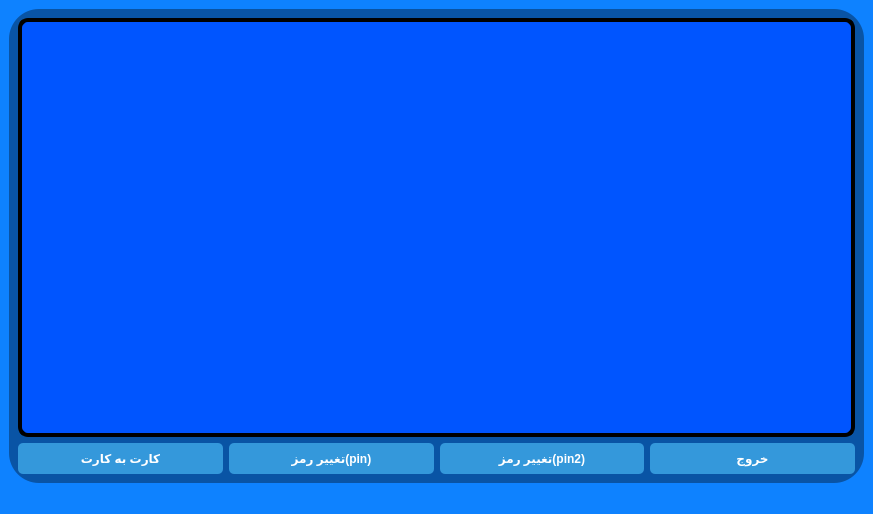
First picture: the form in bankingSystem/CustomerDashboard.ui, repository mehdi0-0s/Banking, before the edit.
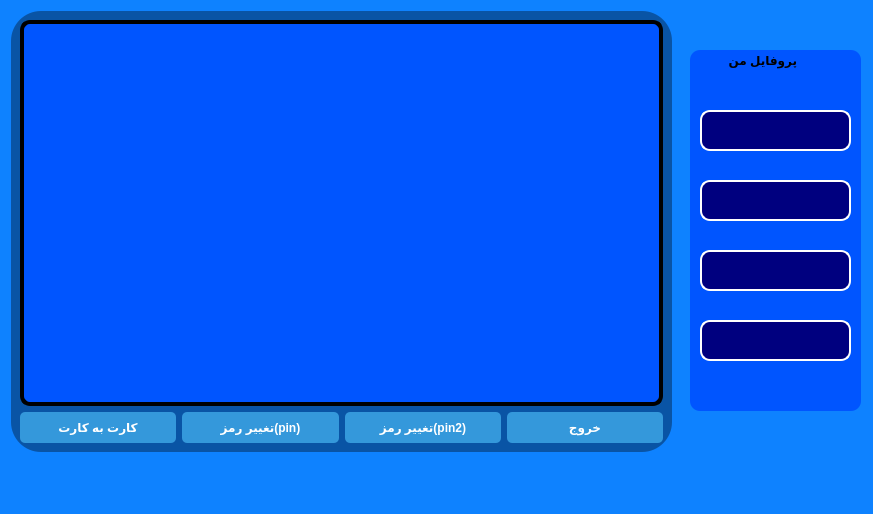
Second picture: the form after the edit.

Commit message: style: Improve UI design and layout and messages

Patch:
```diff
--- a/bankingSystem/CustomerDashboard.ui
+++ b/bankingSystem/CustomerDashboard.ui
@@ -17,9 +17,15 @@
    <string notr="true">background-color: rgb(14, 130, 255);</string>
   </property>
   <widget class="QWidget" name="centralwidget">
-   <layout class="QGridLayout" name="gridLayout_2">
-    <item row="0" column="0">
      <widget class="QFrame" name="frame">
+    <property name="geometry">
+     <rect>
+      <x>11</x>
+      <y>11</y>
+      <width>661</width>
+      <height>441</height>
+     </rect>
+    </property>
       <property name="styleSheet">
        <string notr="true">background-color:rgba(0,0,0,90);
 border-radius:30px;
@@ -32,53 +38,14 @@
        <enum>QFrame::Shadow::Raised</enum>
       </property>
       <layout class="QGridLayout" name="gridLayout">
-       <item row="1" column="0">
-        <widget class="QPushButton" name="transfer_pushButton">
-         <property name="font">
-          <font>
-           <bold>true</bold>
-          </font>
-         </property>
+     <item row="0" column="0" colspan="4">
+      <widget class="QListWidget" name="accounts_listWidget">
          <property name="styleSheet">
-          <string notr="true">QPushButton {
-    background-color: #3498db;
-    color: white;
-    border: none;
-    padding: 8px 16px;
-    border-radius: 5px;
-}
-
-QPushButton:hover {
-    background-color: #2980b9;
-}</string>
-         </property>
-         <property name="text">
-          <string>کارت به کارت</string>
-         </property>
-        </widget>
-       </item>
-       <item row="1" column="1">
-        <widget class="QPushButton" name="changePin_pushButton">
-         <property name="font">
-          <font>
-           <bold>true</bold>
-          </font>
-         </property>
-         <property name="styleSheet">
-          <string notr="true">QPushButton {
-    background-color: #3498db;
-    color: white;
-    border: none;
-    padding: 8px 16px;
-    border-radius: 5px;
-}
-
-QPushButton:hover {
-    background-color: #2980b9;
-}</string>
-         </property>
-         <property name="text">
-          <string>تغییر رمز(pin)</string>
+        <string notr="true">background-color: rgb(0, 85, 255);
+border-width:4px;
+border-style:solid;
+border-radius:10px;
+border-color: rgb(0, 0, 0);</string>
          </property>
         </widget>
        </item>
@@ -132,21 +99,170 @@
          </property>
         </widget>
        </item>
-       <item row="0" column="0" colspan="4">
-        <widget class="QListWidget" name="accounts_listWidget">
+     <item row="1" column="1">
+      <widget class="QPushButton" name="changePin_pushButton">
+       <property name="font">
+        <font>
+         <bold>true</bold>
+        </font>
+       </property>
+       <property name="styleSheet">
+        <string notr="true">QPushButton {
+    background-color: #3498db;
+    color: white;
+    border: none;
+    padding: 8px 16px;
+    border-radius: 5px;
+}
+
+QPushButton:hover {
+    background-color: #2980b9;
+}</string>
+       </property>
+       <property name="text">
+        <string>تغییر رمز(pin)</string>
+       </property>
+      </widget>
+     </item>
+     <item row="1" column="0">
+      <widget class="QPushButton" name="transfer_pushButton">
+       <property name="font">
+        <font>
+         <bold>true</bold>
+        </font>
+       </property>
+       <property name="styleSheet">
+        <string notr="true">QPushButton {
+    background-color: #3498db;
+    color: white;
+    border: none;
+    padding: 8px 16px;
+    border-radius: 5px;
+}
+
+QPushButton:hover {
+    background-color: #2980b9;
+}</string>
+       </property>
+       <property name="text">
+        <string>کارت به کارت</string>
+       </property>
+      </widget>
+     </item>
+    </layout>
+   </widget>
+   <widget class="QGroupBox" name="groupBox">
+    <property name="geometry">
+     <rect>
+      <x>690</x>
+      <y>50</y>
+      <width>171</width>
+      <height>361</height>
+     </rect>
+    </property>
+    <property name="font">
+     <font>
+      <bold>true</bold>
+     </font>
+    </property>
          <property name="styleSheet">
           <string notr="true">background-color: rgb(0, 85, 255);
-border-width:4px;
-border-style:solid;
+
 border-radius:10px;
 border-color: rgb(0, 0, 0);</string>
          </property>
-        </widget>
-       </item>
-      </layout>
-     </widget>
-    </item>
-   </layout>
+    <property name="title">
+     <string>           پروفایل من</string>
+    </property>
+    <widget class="QLabel" name="label_username">
+     <property name="geometry">
+      <rect>
+       <x>10</x>
+       <y>60</y>
+       <width>151</width>
+       <height>41</height>
+      </rect>
+     </property>
+     <property name="styleSheet">
+      <string notr="true">border-width:2px;
+border-style:solid;
+border-color: rgb(255, 255, 255);
+border-radius:10px;
+
+background-color: rgb(255, 120, 23);
+background-color: rgb(0, 0, 127);</string>
+     </property>
+     <property name="text">
+      <string>&lt;html&gt;&lt;head/&gt;&lt;body&gt;&lt;p align=&quot;center&quot;&gt;&lt;br/&gt;&lt;/p&gt;&lt;/body&gt;&lt;/html&gt;</string>
+     </property>
+    </widget>
+    <widget class="QLabel" name="label_name">
+     <property name="geometry">
+      <rect>
+       <x>10</x>
+       <y>130</y>
+       <width>151</width>
+       <height>41</height>
+      </rect>
+     </property>
+     <property name="styleSheet">
+      <string notr="true">border-width:2px;
+border-style:solid;
+border-color: rgb(255, 255, 255);
+border-radius:10px;
+
+background-color: rgb(255, 120, 23);
+background-color: rgb(0, 0, 127);</string>
+     </property>
+     <property name="text">
+      <string>&lt;html&gt;&lt;head/&gt;&lt;body&gt;&lt;p align=&quot;center&quot;&gt;&lt;br/&gt;&lt;/p&gt;&lt;/body&gt;&lt;/html&gt;</string>
+     </property>
+    </widget>
+    <widget class="QLabel" name="label_lastName">
+     <property name="geometry">
+      <rect>
+       <x>10</x>
+       <y>200</y>
+       <width>151</width>
+       <height>41</height>
+      </rect>
+     </property>
+     <property name="styleSheet">
+      <string notr="true">border-width:2px;
+border-style:solid;
+border-color: rgb(255, 255, 255);
+border-radius:10px;
+
+background-color: rgb(255, 120, 23);
+background-color: rgb(0, 0, 127);</string>
+     </property>
+     <property name="text">
+      <string>&lt;html&gt;&lt;head/&gt;&lt;body&gt;&lt;p align=&quot;center&quot;&gt;&lt;br/&gt;&lt;/p&gt;&lt;/body&gt;&lt;/html&gt;</string>
+     </property>
+    </widget>
+    <widget class="QLabel" name="label_nationalCode">
+     <property name="geometry">
+      <rect>
+       <x>10</x>
+       <y>270</y>
+       <width>151</width>
+       <height>41</height>
+      </rect>
+     </property>
+     <property name="styleSheet">
+      <string notr="true">border-width:2px;
+border-style:solid;
+border-color: rgb(255, 255, 255);
+border-radius:10px;
+
+background-color: rgb(255, 120, 23);
+background-color: rgb(0, 0, 127);</string>
+     </property>
+     <property name="text">
+      <string>&lt;html&gt;&lt;head/&gt;&lt;body&gt;&lt;p align=&quot;center&quot;&gt;&lt;br/&gt;&lt;/p&gt;&lt;/body&gt;&lt;/html&gt;</string>
+     </property>
+    </widget>
+   </widget>
   </widget>
   <widget class="QMenuBar" name="menubar">
    <property name="geometry">
```
Lines whose indentation alone changed are shown as unchanged. The commit also changes 2 other files.
